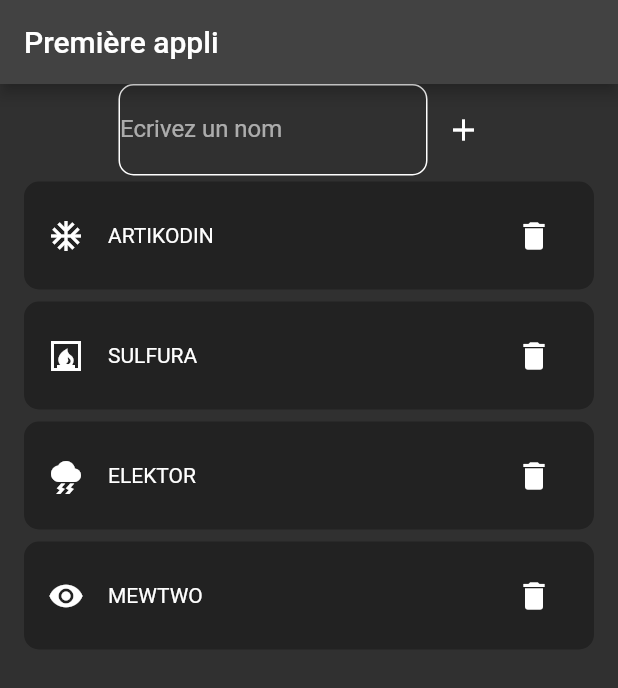
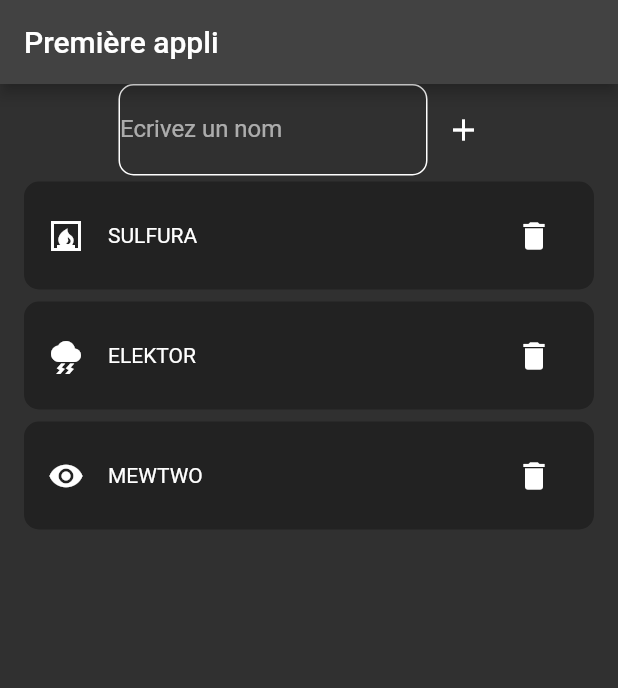
Before and after one commit to niszco/ExosFlutter, a Flutter app: the screen it shows after launch, after a tap on the "delete" icon, on a phone screen of 412 x 824 dp. Shown: the top 688 px of the screen. Run offline on Flutter 3.47's test engine with Material 2 defaults, Android fonts, the phone set to English and light mode, and no system bars.

```diff
--- a/myapp/lib/main.dart
+++ b/myapp/lib/main.dart
@@ -15,10 +15,12 @@ class MyApp extends StatefulWidget {
 
 class _MyAppState extends State<MyApp> {
   late final TextEditingController controller;
+  late final List<int> deletedIndexes;
 
   @override
   void initState() {
     controller = TextEditingController();
+    deletedIndexes = [];
     super.initState();
   }
 
@@ -37,8 +39,10 @@ class _MyAppState extends State<MyApp> {
   ];
 
   void showMessageError(String message) {
-    ScaffoldMessenger.of(context).showSnackBar(
-        SnackBar(content: Text(message), duration: const Duration(seconds: 2)));
+    ScaffoldMessenger.of(context).showSnackBar(SnackBar(
+      content: Text(message),
+      duration: const Duration(seconds: 2),
+    ));
   }
 
   void addPokemon() {
@@ -51,8 +55,28 @@ class _MyAppState extends State<MyApp> {
       showMessageError('Le nom ne peut pas être vide !');
       return;
     }
+
+    final lowercaseNameToAdd = nameToAdd.toLowerCase();
+    final trimmedNameToAdd = lowercaseNameToAdd.trim();
+
+    for (final pokemon in pokedex) {
+      final lowercasePokemonName = pokemon.name.toLowerCase();
+      final trimmedPokemonName = lowercasePokemonName.trim();
+
+      if (trimmedPokemonName == trimmedNameToAdd) {
+        showMessageError('Le Pokémon existe déjà dans la liste !');
+        return;
+      }
+    }
+
     setState(() {
       pokedex.add(Pokemon(icon: Icons.star, name: nameToAdd));
+    });
+  }
+
+  void removePokemon(int index) {
+    setState(() {
+      deletedIndexes.add(index);
     });
   }
 
@@ -68,7 +92,8 @@ class _MyAppState extends State<MyApp> {
         brightness: Brightness.dark,
       ),
       themeMode: ThemeMode.dark,
-      home: Scaffold(
+      home: ScaffoldMessenger(
+        child: Scaffold(
           appBar: AppBar(
             title: const Text('Première appli'),
           ),
@@ -97,17 +122,20 @@ class _MyAppState extends State<MyApp> {
                       Flexible(
                         child: IconButton(
                           icon: const Icon(Icons.add),
-                            onPressed: () {
-                              addPokemon();
-                            })),
+                          onPressed: () => addPokemon(),
+                        ),
+                      ),
                     ],
                   ),
-                for (final Pokemon item in pokedex)
+                  for (int i = 0; i < pokedex.length; i++)
+                    if (!deletedIndexes.contains(i))
                       TheAmazingRow(
-                    icon: item.icon,
-                    label: item.name.toUpperCase(),
+                        icon: pokedex[i].icon,
+                        label: pokedex[i].name.toUpperCase(),
+                        onDelete: () => removePokemon(i),
                       ),
                 ],
+              ),
             ),
           ),
         ),
@@ -128,16 +156,16 @@ class TheAmazingRow extends StatefulWidget {
     Key? key,
     required this.icon,
     required this.label,
+    required this.onDelete,
   }) : super(key: key);
 
   final IconData icon;
   final String label;
+  final VoidCallback onDelete;
 
   @override
   State<TheAmazingRow> createState() => _TheAmazingRowState();
 }
-
-void deletePokemon(Pokemon pokemon) {}
 
 class _TheAmazingRowState extends State<TheAmazingRow> {
   @override
@@ -162,9 +190,7 @@ class _TheAmazingRowState extends State<TheAmazingRow> {
             ),
             IconButton(
               icon: const Icon(Icons.delete),
-              onPressed: () {
-                deletePokemon();
-              },
+              onPressed: widget.onDelete,
             ),
           ],
         ),
```
Lines whose indentation alone changed are shown as unchanged.
